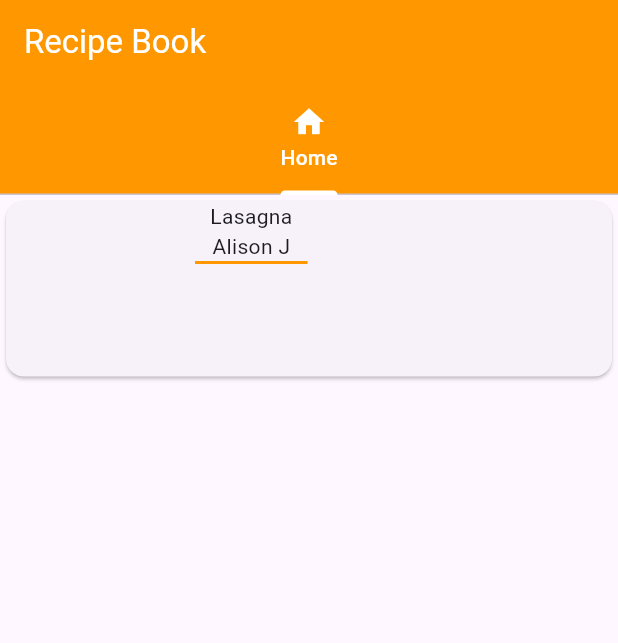
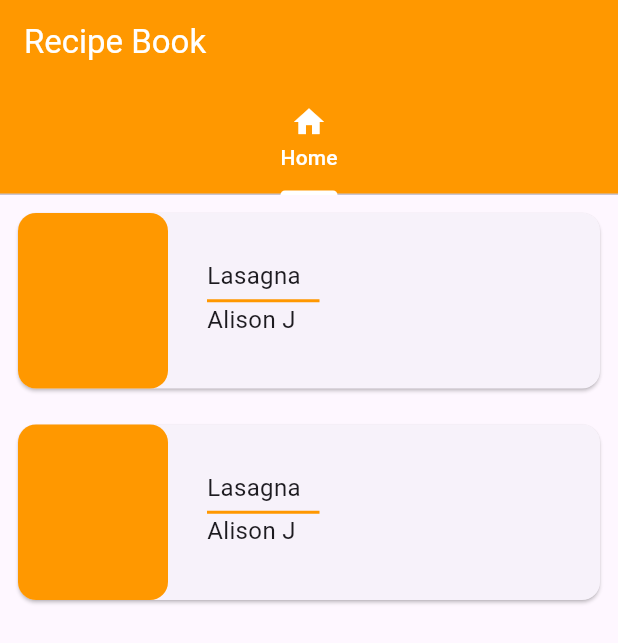
Before and after one commit to oigomezz/cursos-platzi, a Flutter app: the screen it shows after launch, on a phone screen of 412 x 824 dp. Shown: the top 643 px of the screen. Run offline on Flutter 3.47's test engine with Material 3 defaults, Android fonts, the phone set to English and light mode, and no system bars; Roboto replaces fonts that are missing (Quicksand).

Commit message:
✨ Creación y Personalización de Widgets en Flutter

```diff
--- a/Curso-de-Flutter/repice_book/lib/screens/home_screen.dart
+++ b/Curso-de-Flutter/repice_book/lib/screens/home_screen.dart
@@ -6,26 +6,45 @@ class HomeScreen extends StatelessWidget {
   @override
   Widget build(BuildContext context) {
     return Scaffold(
-      body: SizedBox(
+      body: Column(
+        children: <Widget>[_RecipesCard(context), _RecipesCard(context)],
+      ),
+    );
+  }
+
+  Widget _RecipesCard(BuildContext context) {
+    return Padding(
+      padding: const EdgeInsets.all(8.0),
+      child: SizedBox(
         width: MediaQuery.of(context).size.width,
         height: 125,
         child: Card(
           child: Row(
             children: <Widget>[
-              SizedBox(
+              Container(
                 height: 125,
                 width: 100,
-                child: ClipRRect(
-                  borderRadius: BorderRadius.circular(10),
-                  child: Container(),
+                decoration: BoxDecoration(
+                  borderRadius: BorderRadius.circular(12),
+                  color: Colors.orange,
                 ),
               ),
               SizedBox(width: 26),
               Column(
+                mainAxisAlignment: MainAxisAlignment.center,
+                crossAxisAlignment: CrossAxisAlignment.start,
                 children: <Widget>[
-                  Text('Lasagna'),
-                  Text('Alison J'),
+                  Text(
+                    'Lasagna',
+                    style: TextStyle(fontSize: 16, fontFamily: 'Quicksand'),
+                  ),
+                  SizedBox(height: 4),
                   Container(height: 2, width: 75, color: Colors.orange),
+                  Text(
+                    'Alison J',
+                    style: TextStyle(fontSize: 16, fontFamily: 'Quicksand'),
+                  ),
+                  SizedBox(height: 4),
                 ],
               ),
             ],
```
Also changed, not shown: 1 other file.
